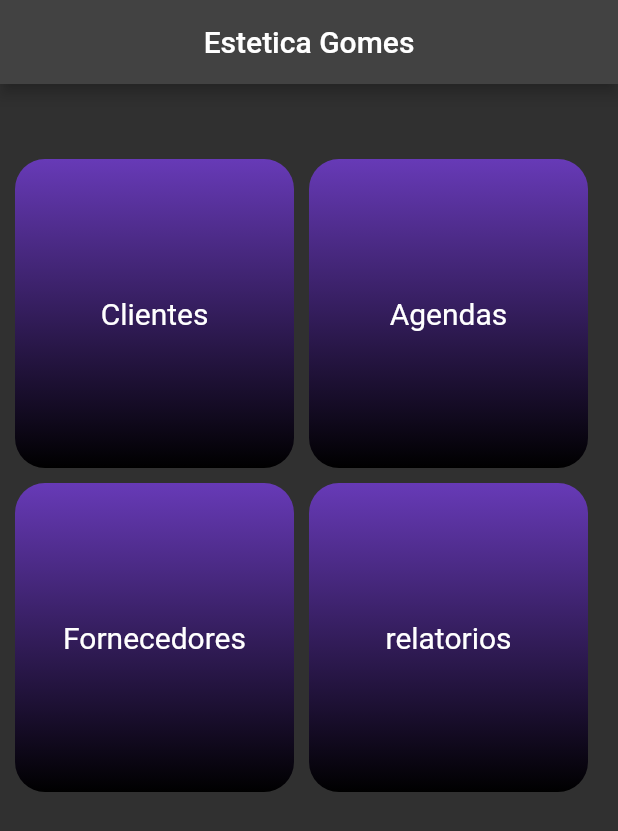
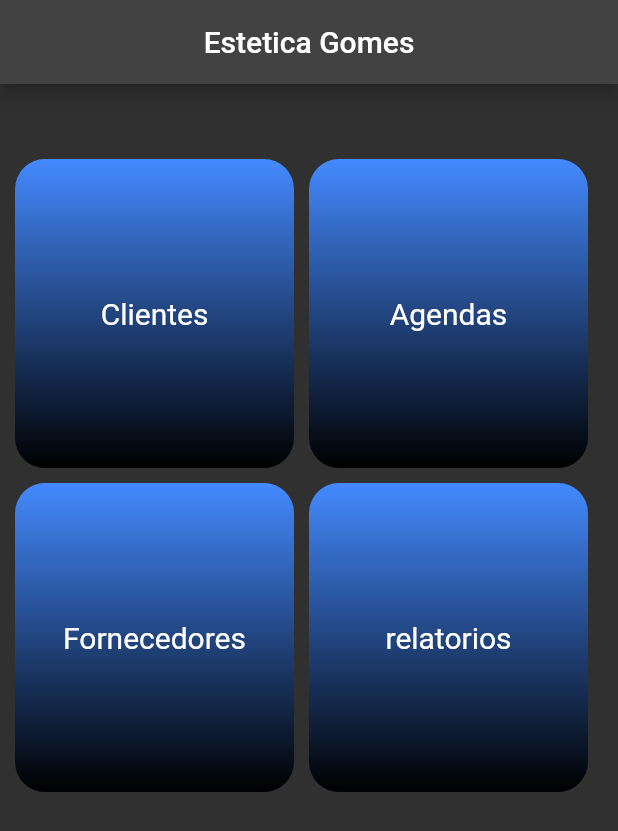
Before and after one commit to DevGomes78/contatos, a Flutter app: the screen it shows after launch, on a phone screen of 412 x 824 dp. Shown: the top 831 px of the screen. Run offline on Flutter 3.47's test engine with Material 2 defaults, Android fonts, the phone set to English and light mode, and no system bars; our stand-ins replace shared_preferences.

```diff
--- a/lib/components/container_widget.dart
+++ b/lib/components/container_widget.dart
@@ -14,7 +14,7 @@ class ContainerWidget extends StatelessWidget {
       decoration: BoxDecoration(
         borderRadius: BorderRadius.circular(20),
         gradient: const LinearGradient(
-            colors: [(Colors.deepPurple), (Colors.black)],
+            colors: [(Colors.blueAccent), (Colors.black)],
             begin: Alignment.topCenter,
             end: Alignment.bottomCenter),
       ),
--- a/lib/views/home_page.dart
+++ b/lib/views/home_page.dart
@@ -1,4 +1,5 @@
 import 'package:contatos/components/container_widget.dart';
+import 'package:contatos/views/clientes.dart';
 import 'package:flutter/material.dart';
 
 class HomePage extends StatelessWidget {
@@ -18,7 +19,10 @@ class HomePage extends StatelessWidget {
             const SizedBox(height: 50),
            Row(
              children: [
-               ContainerWidget(text: 'Clientes'),
+               InkWell(
+                 onTap: (){Navigator.push(
+                     context, MaterialPageRoute(builder: (context)=>ClientPage()));},
+                   child: ContainerWidget(text: 'Clientes')),
                const SizedBox(width: 10),
                ContainerWidget(text: 'Agendas'),
              ],
--- a/pubspec.yaml
+++ b/pubspec.yaml
@@ -29,6 +29,7 @@ environment:
 dependencies:
   flutter:
     sdk: flutter
+  shared_preferences:
 
 
   # The following adds the Cupertino Icons font to your application.
```
Also changed, not shown: lib/views/clientes.dart (+20 -5 lines), pubspec.lock.
